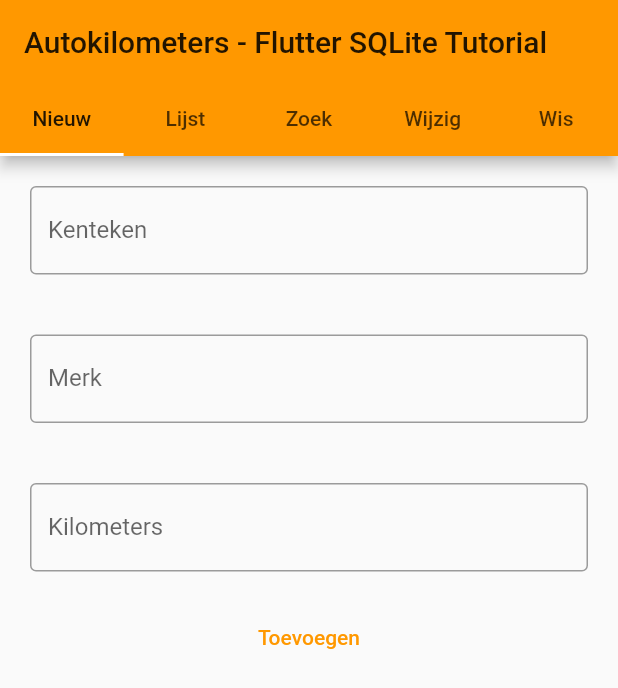
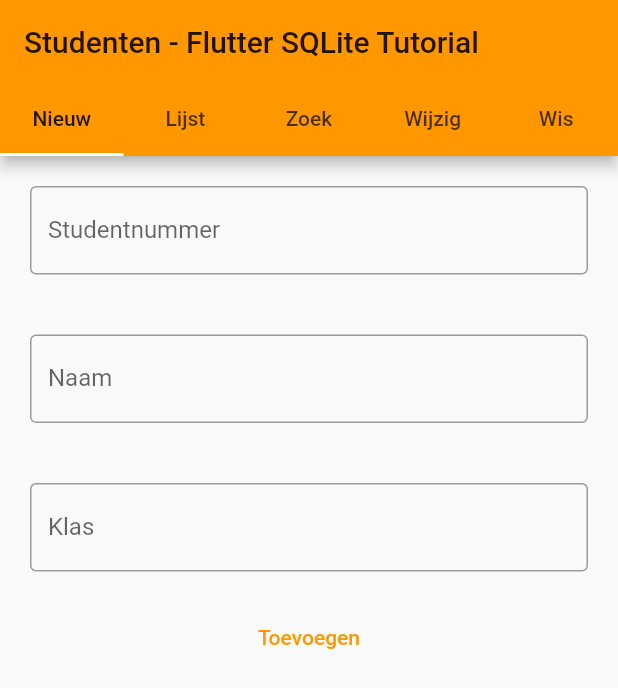
Before and after one commit to mgroesink/sqlite_demo, a Flutter app: the screen it shows after launch, on a phone screen of 412 x 824 dp. Shown: the top 688 px of the screen. Run offline on Flutter 3.47's test engine with Material 2 defaults, Android fonts, the phone set to English and light mode, and no system bars.

Commit message:
Some small chages in labels start form

```diff
--- a/lib/main.dart
+++ b/lib/main.dart
@@ -71,7 +71,7 @@
               ),
             ],
           ),
-          title: Text('Autokilometers - Flutter SQLite Tutorial'),
+          title: Text('Studenten - Flutter SQLite Tutorial'),
         ),
         body: TabBarView(
           children: [
@@ -84,7 +84,7 @@
                       controller: idController,
                       decoration: InputDecoration(
                         border: OutlineInputBorder(),
-                        labelText: 'Kenteken',
+                        labelText: 'Studentnummer',
                       ),
                     ),
                   ),
@@ -94,7 +94,7 @@
                       controller: nameController,
                       decoration: InputDecoration(
                         border: OutlineInputBorder(),
-                        labelText: 'Merk',
+                        labelText: 'Naam',
                       ),
                     ),
                   ),
@@ -104,7 +104,7 @@
                       controller: classController,
                       decoration: InputDecoration(
                         border: OutlineInputBorder(),
-                        labelText: 'Kilometers',
+                        labelText: 'Klas',
                       ),
                     ),
                   ),
```
